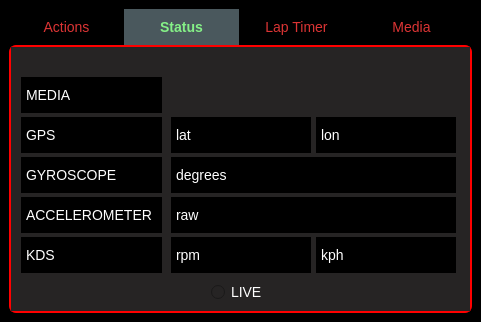
The window that zx6r_qt/mainwindow.ui (javirugo/telemetry) describes before a commit, drawn with Qt 5.
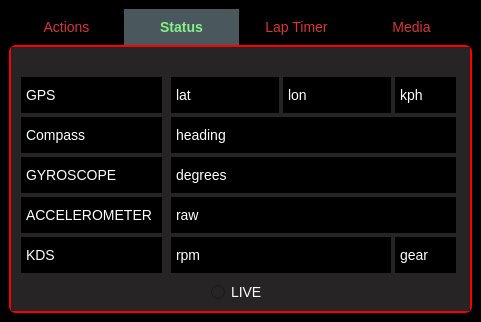
The same window after the commit. The open tabs and pages were chosen to show the change.

What changed in the file:
```diff
--- a/zx6r_qt/mainwindow.ui
+++ b/zx6r_qt/mainwindow.ui
@@ -96,24 +96,11 @@
        <attribute name="title">
         <string>Status</string>
        </attribute>
-       <widget class="QLabel" name="labelStatusCamera">
-        <property name="geometry">
-         <rect>
-          <x>10</x>
-          <y>30</y>
-          <width>141</width>
-          <height>36</height>
-         </rect>
-        </property>
-        <property name="text">
-         <string>MEDIA</string>
-        </property>
-       </widget>
        <widget class="QLabel" name="labelStatusGPS">
         <property name="geometry">
          <rect>
           <x>10</x>
-          <y>70</y>
+          <y>30</y>
           <width>141</width>
           <height>36</height>
          </rect>
@@ -165,8 +152,8 @@
         <property name="geometry">
          <rect>
           <x>160</x>
-          <y>70</y>
-          <width>140</width>
+          <y>30</y>
+          <width>108</width>
           <height>36</height>
          </rect>
         </property>
@@ -177,9 +164,9 @@
        <widget class="QLabel" name="labelStatus_lon">
         <property name="geometry">
          <rect>
-          <x>305</x>
-          <y>70</y>
-          <width>140</width>
+          <x>272</x>
+          <y>30</y>
+          <width>108</width>
           <height>36</height>
          </rect>
         </property>
@@ -218,7 +205,7 @@
          <rect>
           <x>160</x>
           <y>190</y>
-          <width>140</width>
+          <width>220</width>
           <height>36</height>
          </rect>
         </property>
@@ -226,17 +213,17 @@
          <string>rpm</string>
         </property>
        </widget>
-       <widget class="QLabel" name="labelStatus_kph">
+       <widget class="QLabel" name="labelStatus_gear">
         <property name="geometry">
          <rect>
-          <x>305</x>
+          <x>384</x>
           <y>190</y>
-          <width>140</width>
+          <width>61</width>
           <height>36</height>
          </rect>
         </property>
         <property name="text">
-         <string>kph</string>
+         <string>gear</string>
         </property>
        </widget>
        <widget class="QRadioButton" name="radioLiveStatus">
@@ -252,6 +239,45 @@
          <string>LIVE</string>
         </property>
        </widget>
+       <widget class="QLabel" name="labelStatusCompass">
+        <property name="geometry">
+         <rect>
+          <x>10</x>
+          <y>70</y>
+          <width>141</width>
+          <height>36</height>
+         </rect>
+        </property>
+        <property name="text">
+         <string>Compass</string>
+        </property>
+       </widget>
+       <widget class="QLabel" name="labelStatus_heading">
+        <property name="geometry">
+         <rect>
+          <x>160</x>
+          <y>70</y>
+          <width>285</width>
+          <height>36</height>
+         </rect>
+        </property>
+        <property name="text">
+         <string>heading</string>
+        </property>
+       </widget>
+       <widget class="QLabel" name="labelStatus_kph">
+        <property name="geometry">
+         <rect>
+          <x>384</x>
+          <y>30</y>
+          <width>61</width>
+          <height>36</height>
+         </rect>
+        </property>
+        <property name="text">
+         <string>kph</string>
+        </property>
+       </widget>
       </widget>
       <widget class="QWidget" name="tabTiming">
        <attribute name="title">
```
Left out of the diff: 2 changed lines with no effect on the pictures.
